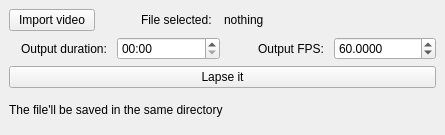
Before: the Qt Designer form mainwindow.ui in Scemenzo/Lapsy, drawn with Qt 5.
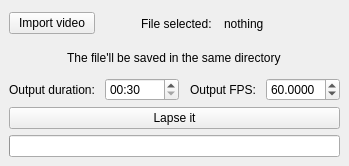
After: the same form once the commit is applied.

Commit message: Validity checks implemented with message boxes. Core software fully functional, including GUI behavior

The edit to the form file:
```diff
--- a/mainwindow.ui
+++ b/mainwindow.ui
@@ -6,8 +6,8 @@
    <rect>
     <x>0</x>
     <y>0</y>
-    <width>445</width>
-    <height>135</height>
+    <width>349</width>
+    <height>166</height>
    </rect>
   </property>
   <property name="sizePolicy">
@@ -119,6 +119,13 @@
         </item>
        </layout>
       </item>
+      <item alignment="Qt::AlignHCenter">
+       <widget class="QLabel" name="label_5">
+        <property name="text">
+         <string>The file'll be saved in the same directory</string>
+        </property>
+       </widget>
+      </item>
       <item>
        <layout class="QHBoxLayout" name="horizontalLayout_2">
         <item alignment="Qt::AlignRight">
@@ -133,6 +140,13 @@
           <property name="displayFormat">
            <string>mm:ss</string>
           </property>
+          <property name="time">
+           <time>
+            <hour>0</hour>
+            <minute>0</minute>
+            <second>30</second>
+           </time>
+          </property>
          </widget>
         </item>
         <item alignment="Qt::AlignRight">
@@ -157,9 +171,18 @@
      </layout>
     </item>
     <item row="2" column="0">
-     <widget class="QLabel" name="label_5">
-      <property name="text">
-       <string>The file'll be saved in the same directory</string>
+     <widget class="QProgressBar" name="progressBar">
+      <property name="enabled">
+       <bool>true</bool>
+      </property>
+      <property name="value">
+       <number>0</number>
+      </property>
+      <property name="textVisible">
+       <bool>false</bool>
+      </property>
+      <property name="invertedAppearance">
+       <bool>false</bool>
       </property>
      </widget>
     </item>
```
Left out of the diff: 4 changed lines with no effect on the pictures. The commit also changes 2 other files.
